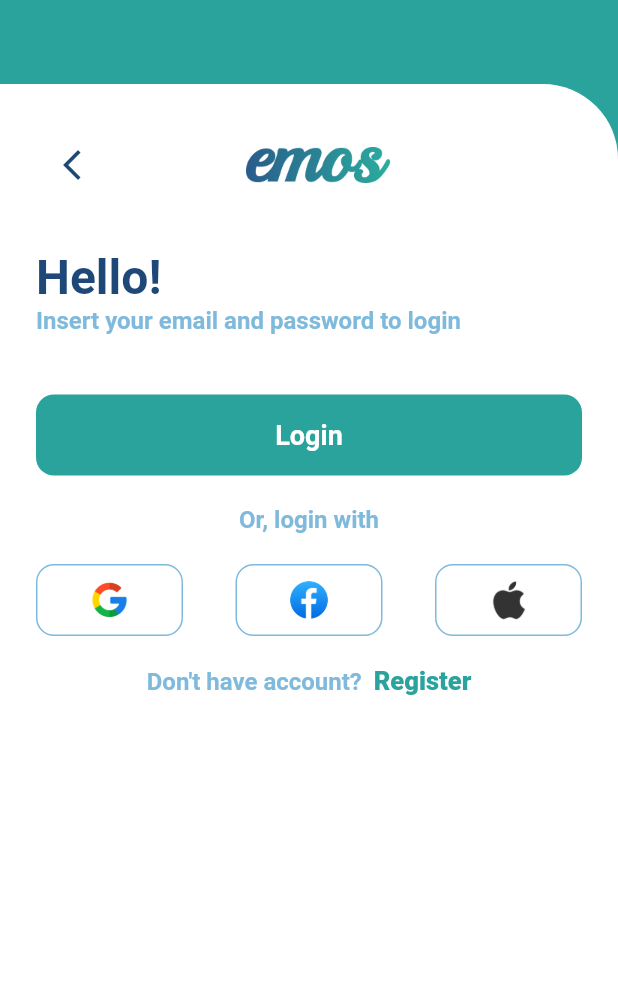
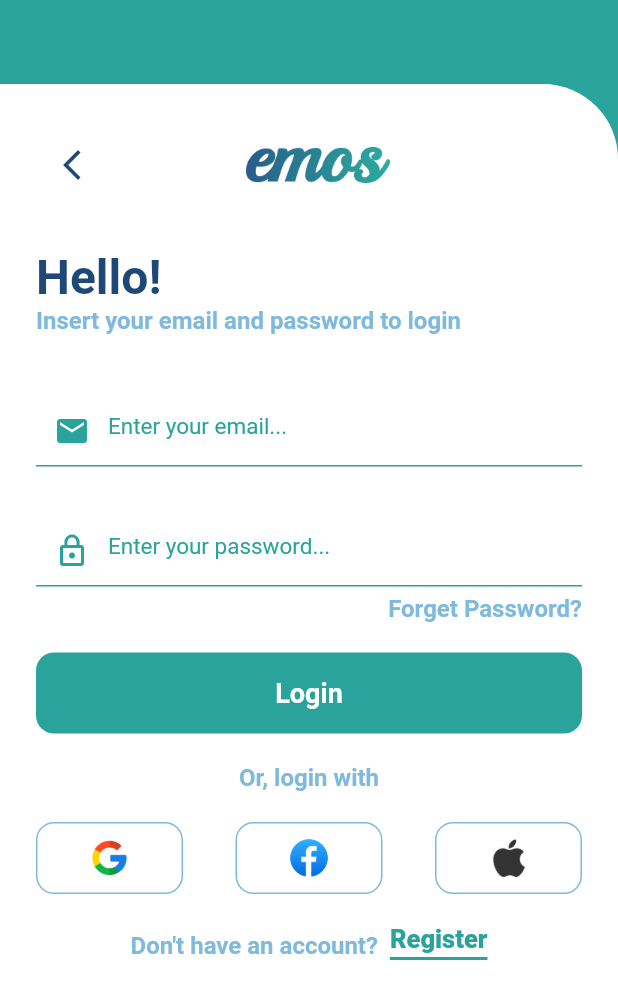
Before and after one commit to Hasnainhai/emos, a Flutter app: the screen it shows after launch, on a phone screen of 412 x 824 dp. Shown: the top 999 px of the screen. Run offline on Flutter 3.47's test engine with Material 2 defaults, Android fonts, the phone set to English and light mode, and no system bars; our stand-ins replace another_flushbar, fluttertoast, google_fonts.

Commit message:
Completing LoginView

```diff
--- a/lib/view/AuthScreens/LoginVIew/login_view.dart
+++ b/lib/view/AuthScreens/LoginVIew/login_view.dart
@@ -1,5 +1,6 @@
 import 'package:emos/components/RoundedButton/rounded_button.dart';
 import 'package:emos/components/VerticalSpacing/vertical_spacing.dart';
+import 'package:emos/components/coustem_text_field/coustem_text_field.dart';
 import 'package:emos/res/GlobalColors/colors.dart';
 import 'package:emos/view/AuthScreens/LoginVIew/widgets/socialAccounts.dart';
 import 'package:flutter/material.dart';
@@ -50,7 +51,6 @@ class LoginView extends StatelessWidget {
                   ),
                 ),
               ),
-              // const VerticalSpeacing(5.0),
               Text(
                 "Insert your email and password to login",
                 style: GoogleFonts.getFont(
@@ -63,8 +63,33 @@ class LoginView extends StatelessWidget {
                 ),
               ),
               const VerticalSpeacing(40.0),
-
-
+              const TextFieldCustom(
+                maxLines: 1,
+                icon: Icons.mail,
+                hintText: 'Enter your email...',
+              ),
+              const VerticalSpeacing(32.0),
+              const TextFieldCustom(
+                maxLines: 1,
+                icon: Icons.lock_outline,
+                hintText: 'Enter your password...',
+              ),
+              const VerticalSpeacing(5.0),
+              Align(
+                alignment: Alignment.centerRight,
+                child: Text(
+                  "Forget Password?",
+                  style: GoogleFonts.getFont(
+                    "Roboto",
+                    textStyle: const TextStyle(
+                      fontSize: 16,
+                      fontWeight: FontWeight.w600,
+                      color: AppColor.textColor2,
+                    ),
+                  ),
+                ),
+              ),
+              const VerticalSpeacing(20.0),
               RoundedButton(
                 title: 'Login',
                 onpress: () {},
@@ -98,9 +123,9 @@ class LoginView extends StatelessWidget {
               const VerticalSpeacing(20.0),
               Align(
                   alignment: Alignment.center,
-                child: Text.rich(
-                  TextSpan(
-                      text: "Don't have account?  ",
+                  child: RichText(
+                    text: TextSpan(
+                      text: "Don't have an account?  ",
                       style: GoogleFonts.getFont(
                         "Roboto",
                         textStyle: const TextStyle(
@@ -110,8 +135,19 @@ class LoginView extends StatelessWidget {
                         ),
                       ),
                       children: [
-                        TextSpan(
-                          text: 'Register',
+                        WidgetSpan(
+                          child: Container(
+                            padding: const EdgeInsets.only(bottom: 2.0),
+                            decoration: const BoxDecoration(
+                              border: Border(
+                                bottom: BorderSide(
+                                  color: AppColor.simpleBgbuttonColor,
+                                  width: 2.0,
+                                ),
+                              ),
+                            ),
+                            child: Text(
+                              'Register',
                               style: GoogleFonts.getFont(
                                 "Roboto",
                                 textStyle: const TextStyle(
@@ -121,9 +157,11 @@ class LoginView extends StatelessWidget {
                                 ),
                               ),
                             ),
-                      ]),
                           ),
                         ),
+                      ],
+                    ),
+                  )),
             ],
           ),
         ),
```
Lines whose indentation alone changed are shown as unchanged.
